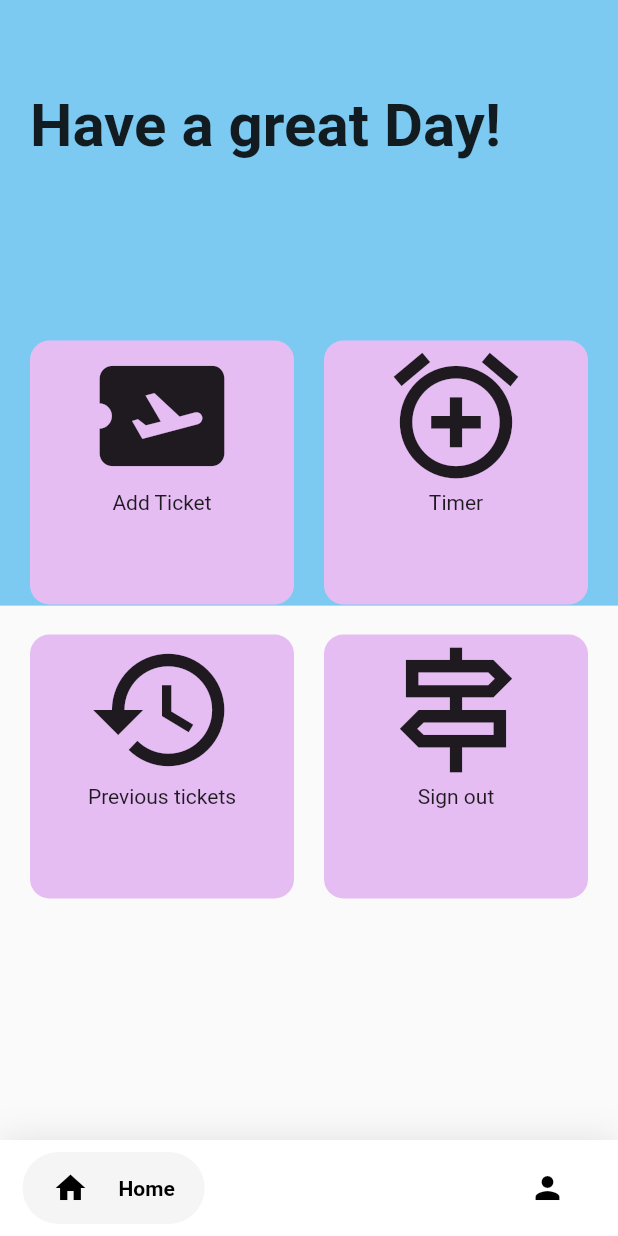
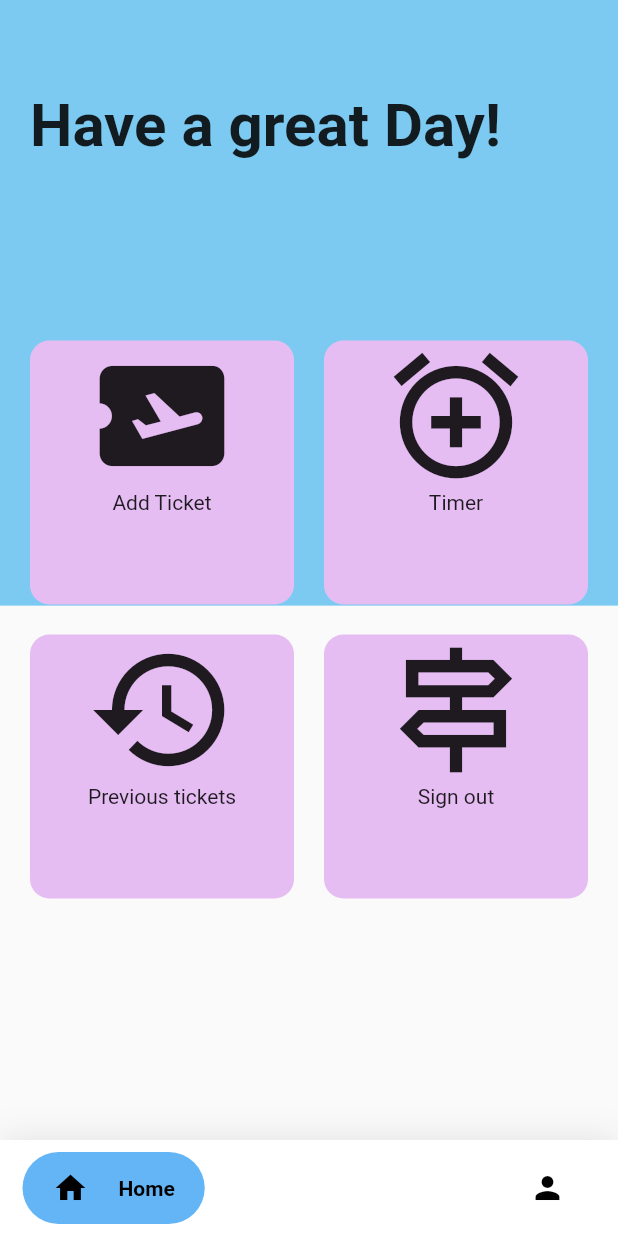
Before and after one commit to akhilpdominic/Miniproject-main, a Flutter app: the screen it shows after launch, after a tap on "Login", on a phone screen of 412 x 824 dp. Run offline on Flutter 3.47's test engine with Material 2 defaults, Android fonts, the phone set to English and light mode, and no system bars; drawn by our look-alikes of google_nav_bar; our stand-ins replace cloud_firestore, firebase_auth, firebase_core, google_fonts, google_maps_flutter, sqflite; missing offline and left inert: barcode_scan_fix, flutter_alarm_clock, flutter_polyline_points, number_inc_dec; accounts and stored records are empty; network calls fail.

Commit message:
Final changes made

```diff
--- a/lib/authMain.dart
+++ b/lib/authMain.dart
@@ -2,6 +2,7 @@
 
 import 'package:flutter/material.dart';
 import 'package:firebase_auth/firebase_auth.dart';
+import 'package:miniproject/screens/bottomNav.dart';
 import 'package:miniproject/screens/homepage.dart';
 import 'package:miniproject/screens/infopage.dart';
 import 'package:miniproject/screens/login.dart';
@@ -21,7 +22,7 @@ class authMain extends StatelessWidget {
       {
           if(snapshot.hasData)
           {
-            return homePage();
+            return bottomNav();
           }
           else
           {
--- a/lib/firestoreHelper.dart
+++ b/lib/firestoreHelper.dart
@@ -59,7 +59,7 @@ class getFirestoredata extends StatelessWidget {
             );
 
         }
-        return Text('Done   ');
+        return Text('Loading..');
       }
       ));
   }
--- /dev/null
+++ b/lib/screens/bottomNav.dart
@@ -0,0 +1,84 @@
+import 'package:firebase_auth/firebase_auth.dart';
+import 'package:flutter/material.dart';
+import 'package:google_nav_bar/google_nav_bar.dart';
+import 'package:miniproject/screens/userProfile.dart';
+
+import 'homepage.dart';
+
+class bottomNav extends StatefulWidget {
+
+
+
+  @override
+  State<bottomNav> createState() => _bottomNavState();
+}
+
+class _bottomNavState extends State<bottomNav> {
+      int _selectedIndex=0;
+int currentindex=0;
+
+
+
+
+  @override
+  Widget build(BuildContext context) {
+      String? uname=FirebaseAuth.instance.currentUser!.email;
+
+
+     final screens=[
+    homePage(),
+    userProfile(uname!)
+    ];
+
+    return Scaffold(
+      body: screens.elementAt(_selectedIndex),
+
+            bottomNavigationBar: Container(
+        decoration: BoxDecoration(
+          color: Colors.white,
+          boxShadow: [
+            BoxShadow(
+              blurRadius: 20,
+              color: Colors.black.withOpacity(.1),
+            )
+          ],
+        ),
+        child: SafeArea(
+          child: Padding(
+            padding: const EdgeInsets.symmetric(horizontal: 15.0, vertical: 8),
+            child: GNav(
+
+              rippleColor: Colors.grey[300]!,
+              hoverColor: Colors.grey[100]!,
+              gap: 20,
+              activeColor: Colors.black,
+              iconSize: 24,
+              padding: EdgeInsets.symmetric(horizontal: 20, vertical: 12),
+              duration: Duration(milliseconds: 400),
+              tabBackgroundColor: Colors.blue[300]!,
+              color: Colors.black,
+              tabs: [
+                GButton(
+                  icon: Icons.home,
+                  text: 'Home',
+                ),
+                GButton(
+
+                  icon: Icons.person,
+                  text: 'Profile',
+                ),
+              ],
+              selectedIndex: _selectedIndex,
+              onTabChange: (index) {
+                setState(() {
+                  _selectedIndex = index;
+                });
+              },
+            ),
+          ),
+        ),
+      ),
+
+    );
+  }
+}
--- a/lib/screens/endScreen.dart
+++ b/lib/screens/endScreen.dart
@@ -1,4 +1,6 @@
 import 'package:flutter/material.dart';
+import 'package:miniproject/authMain.dart';
+import 'package:miniproject/screens/bottomNav.dart';
 import 'package:miniproject/screens/homepage.dart';
 
 class endpage extends StatelessWidget {
@@ -43,10 +45,12 @@ class endpage extends StatelessWidget {
                   ),
                   onPressed: ()
                   {
+
+
                     Navigator.push(
                     context,
                     MaterialPageRoute(
-                    builder: (context) => homePage()));
+                    builder: (context) => authMain()));
                     //FirebaseAuth.instance.signOut();
 
                   },
--- a/lib/screens/homepage.dart
+++ b/lib/screens/homepage.dart
@@ -16,12 +16,17 @@ class homePage extends StatefulWidget {
 }
 
 class _homePageState extends State<homePage> {
+
+
+
+
   int _selectedIndex=0;
   @override
   Widget build(BuildContext context) {
 
     String? uname=FirebaseAuth.instance.currentUser!.email;
     var size=MediaQuery.of(context).size;
+
     return Scaffold(
       body: Stack(
         children: [
@@ -119,7 +124,12 @@ class _homePageState extends State<homePage> {
                      ),
                      GestureDetector(
                       onTap: (() => {
-                        FirebaseAuth.instance.signOut()
+
+                        Navigator.push(
+                        context,
+                        MaterialPageRoute(
+                        builder: (context) => infopage("liko motors")))
+                        //FirebaseAuth.instance.signOut()
                       }),
                        child: Container(
                         decoration: BoxDecoration(
@@ -146,57 +156,7 @@ class _homePageState extends State<homePage> {
 
         ],
       ),
-      bottomNavigationBar: Container(
-        decoration: BoxDecoration(
-          color: Colors.white,
-          boxShadow: [
-            BoxShadow(
-              blurRadius: 20,
-              color: Colors.black.withOpacity(.1),
-            )
-          ],
-        ),
-        child: SafeArea(
-          child: Padding(
-            padding: const EdgeInsets.symmetric(horizontal: 15.0, vertical: 8),
-            child: GNav(
-              rippleColor: Colors.grey[300]!,
-              hoverColor: Colors.grey[100]!,
-              gap: 20,
-              activeColor: Colors.black,
-              iconSize: 24,
-              padding: EdgeInsets.symmetric(horizontal: 20, vertical: 12),
-              duration: Duration(milliseconds: 400),
-              tabBackgroundColor: Colors.grey[100]!,
-              color: Colors.black,
-              tabs: [
-                GButton(
-                  icon: Icons.home,
-                  text: 'Home',
-                ),
-                GButton(
-                  onPressed: ()
-                  {
-                    Navigator.push(
-                        context,
-                        MaterialPageRoute(
-                        builder: (context) => userProfile(uname!))
-                  );
-                  },
-                  icon: Icons.person,
-                  text: 'Profile',
-                ),
-              ],
-              selectedIndex: _selectedIndex,
-              onTabChange: (index) {
-                setState(() {
-                  _selectedIndex = index;
-                });
-              },
-            ),
-          ),
-        ),
-      ),
+
 
 
     );
--- a/lib/screens/infopage.dart
+++ b/lib/screens/infopage.dart
@@ -53,6 +53,7 @@ class _infopageState extends State<infopage> {
             height: double.infinity,
             color: Colors.blue[50],
 
+            child: SingleChildScrollView(
               child: Stack(children: [
                 Column(
                   mainAxisAlignment: MainAxisAlignment.start,
@@ -194,9 +195,9 @@ class _infopageState extends State<infopage> {
                    int d=await getd(dController.text);
 
                    int tot=(s-d).abs();
-                 int adult_price=int.parse(adultController.text)*tot;
+                   int adult_price=int.parse(adultController.text)*tot*5;
 
-                  int child_price=(int.parse(childController.text)*tot)-2*int.parse(childController.text);
+                    int child_price=((int.parse(childController.text)*tot))*3;
 
                     int tot_price=adult_price+child_price;
 
@@ -215,6 +216,7 @@ class _infopageState extends State<infopage> {
                   ],
                 )
               ]),
+            ),
           )),
 
     );
--- a/lib/screens/ticket_disp.dart
+++ b/lib/screens/ticket_disp.dart
@@ -126,7 +126,7 @@ class _ticket_dispState extends State<ticket_disp> {
                             fontWeight: FontWeight.w600,
                             fontSize: 20,
                           ),),
-                          Text(widget.total,style: TextStyle(
+                          Text('\u{20B9} '+widget.total,style: TextStyle(
                             fontWeight: FontWeight.w600,
                             fontSize: 30,
                             color: Colors.red[400]
--- a/lib/screens/userProfile.dart
+++ b/lib/screens/userProfile.dart
@@ -20,7 +20,9 @@ class _userProfileState extends State<userProfile> {
       body: SafeArea(
 
         child: Container(
-          color: Colors.blue[300],
+
+        color: Color.fromARGB(255, 124, 202, 241)
+,
           child: Center(
 
             child:
@@ -50,6 +52,7 @@ class _userProfileState extends State<userProfile> {
                     onPressed: ()
                     {
 
+                       FirebaseAuth.instance.signOut();
 
 
 
```
Also changed, not shown: lib/screens/alarmScreen.dart (+6 -1 lines). Lines whose indentation alone changed are shown as unchanged.
